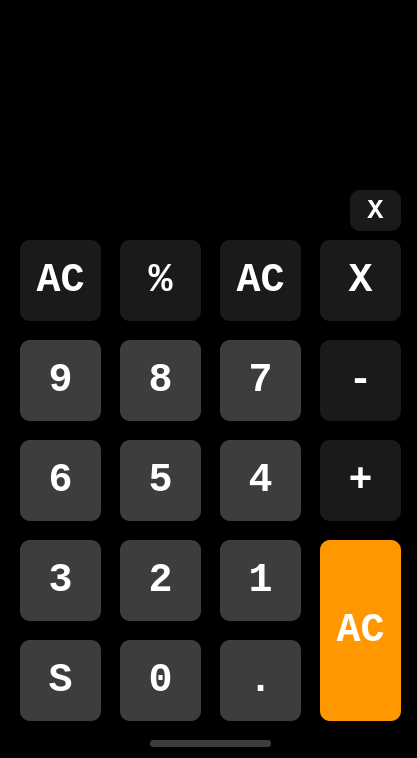
This is src/uixml/main_screen.ui in NelMatrix743/Dentaku-desktop as Qt 5 draws it before an edit. The edited form follows.
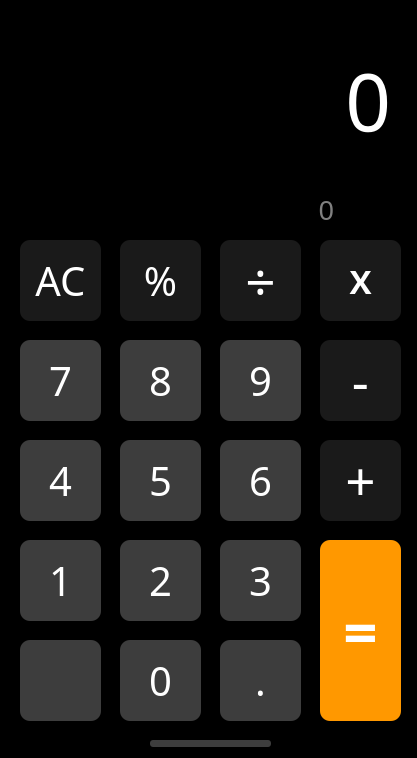
This is the edited form. Icons and pictures are not drawn.

Commit message: feat(ui): Finalize colors, icons, and fonts for buttons

The edit to the form file:
```diff
--- a/src/uixml/main_screen.ui
+++ b/src/uixml/main_screen.ui
@@ -49,8 +49,8 @@
     </property>
     <property name="font">
      <font>
-      <family>Consolas</family>
-      <pointsize>30</pointsize>
+      <family>SF Pro Rounded</family>
+      <pointsize>25</pointsize>
       <weight>75</weight>
       <bold>true</bold>
      </font>
@@ -75,10 +75,10 @@
     </property>
     <property name="font">
      <font>
-      <family>Consolas</family>
+      <family>SF Pro Rounded</family>
       <pointsize>30</pointsize>
-      <weight>75</weight>
-      <bold>true</bold>
+      <weight>50</weight>
+      <bold>false</bold>
      </font>
     </property>
     <property name="styleSheet">
@@ -101,10 +101,10 @@
     </property>
     <property name="font">
      <font>
-      <family>Consolas</family>
+      <family>SF Pro Rounded</family>
       <pointsize>30</pointsize>
-      <weight>75</weight>
-      <bold>true</bold>
+      <weight>50</weight>
+      <bold>false</bold>
      </font>
     </property>
     <property name="styleSheet">
@@ -127,10 +127,10 @@
     </property>
     <property name="font">
      <font>
-      <family>Consolas</family>
-      <pointsize>30</pointsize>
-      <weight>75</weight>
-      <bold>true</bold>
+      <family>SF Pro Rounded</family>
+      <pointsize>40</pointsize>
+      <weight>50</weight>
+      <bold>false</bold>
      </font>
     </property>
     <property name="styleSheet">
@@ -139,7 +139,7 @@
 border-radius: 10px;</string>
     </property>
     <property name="text">
-     <string>AC</string>
+     <string>÷</string>
     </property>
    </widget>
    <widget class="QPushButton" name="pushButton_8">
@@ -153,10 +153,10 @@
     </property>
     <property name="font">
      <font>
-      <family>Consolas</family>
+      <family>SF Pro Rounded</family>
       <pointsize>30</pointsize>
-      <weight>75</weight>
-      <bold>true</bold>
+      <weight>50</weight>
+      <bold>false</bold>
      </font>
     </property>
     <property name="styleSheet">
@@ -165,7 +165,7 @@
 border-radius: 10px;</string>
     </property>
     <property name="text">
-     <string>9</string>
+     <string>7</string>
     </property>
    </widget>
    <widget class="QPushButton" name="pushButton_9">
@@ -179,10 +179,10 @@
     </property>
     <property name="font">
      <font>
-      <family>Consolas</family>
+      <family>SF Pro Rounded</family>
       <pointsize>30</pointsize>
-      <weight>75</weight>
-      <bold>true</bold>
+      <weight>50</weight>
+      <bold>false</bold>
      </font>
     </property>
     <property name="styleSheet">
@@ -191,7 +191,7 @@
 border-radius: 10px;</string>
     </property>
     <property name="text">
-     <string>6</string>
+     <string>4</string>
     </property>
    </widget>
    <widget class="QPushButton" name="pushButton_10">
@@ -205,10 +205,10 @@
     </property>
     <property name="font">
      <font>
-      <family>Consolas</family>
+      <family>SF Pro Rounded</family>
       <pointsize>30</pointsize>
-      <weight>75</weight>
-      <bold>true</bold>
+      <weight>50</weight>
+      <bold>false</bold>
      </font>
     </property>
     <property name="styleSheet">
@@ -217,7 +217,7 @@
 border-radius: 10px;</string>
     </property>
     <property name="text">
-     <string>3</string>
+     <string>1</string>
     </property>
    </widget>
    <widget class="QPushButton" name="pushButton_11">
@@ -243,7 +243,17 @@
 border-radius: 10px;</string>
     </property>
     <property name="text">
-     <string>S</string>
+     <string/>
+    </property>
+    <property name="icon">
+     <iconset>
+      <normaloff>../../../../../Downloaded images/Icons/Plus-Minus Icons/iconizer-plus-minus_3.png</normaloff>../../../../../Downloaded images/Icons/Plus-Minus Icons/iconizer-plus-minus_3.png</iconset>
+    </property>
+    <property name="iconSize">
+     <size>
+      <width>50</width>
+      <height>50</height>
+     </size>
     </property>
    </widget>
    <widget class="QPushButton" name="pushButton_12">
@@ -257,10 +267,10 @@
     </property>
     <property name="font">
      <font>
-      <family>Consolas</family>
+      <family>SF Pro Rounded</family>
       <pointsize>30</pointsize>
-      <weight>75</weight>
-      <bold>true</bold>
+      <weight>50</weight>
+      <bold>false</bold>
      </font>
     </property>
     <property name="styleSheet">
@@ -283,10 +293,10 @@
     </property>
     <property name="font">
      <font>
-      <family>Consolas</family>
+      <family>SF Pro Rounded</family>
       <pointsize>30</pointsize>
-      <weight>75</weight>
-      <bold>true</bold>
+      <weight>50</weight>
+      <bold>false</bold>
      </font>
     </property>
     <property name="styleSheet">
@@ -295,7 +305,7 @@
 border-radius: 10px;</string>
     </property>
     <property name="text">
-     <string>7</string>
+     <string>9</string>
     </property>
    </widget>
    <widget class="QPushButton" name="pushButton_14">
@@ -309,10 +319,10 @@
     </property>
     <property name="font">
      <font>
-      <family>Consolas</family>
+      <family>SF Pro Rounded</family>
       <pointsize>30</pointsize>
-      <weight>75</weight>
-      <bold>true</bold>
+      <weight>50</weight>
+      <bold>false</bold>
      </font>
     </property>
     <property name="styleSheet">
@@ -335,10 +345,10 @@
     </property>
     <property name="font">
      <font>
-      <family>Consolas</family>
+      <family>SF Pro Rounded</family>
       <pointsize>30</pointsize>
-      <weight>75</weight>
-      <bold>true</bold>
+      <weight>50</weight>
+      <bold>false</bold>
      </font>
     </property>
     <property name="styleSheet">
@@ -347,7 +357,7 @@
 border-radius: 10px;</string>
     </property>
     <property name="text">
-     <string>4</string>
+     <string>6</string>
     </property>
    </widget>
    <widget class="QPushButton" name="pushButton_16">
@@ -361,10 +371,10 @@
     </property>
     <property name="font">
      <font>
-      <family>Consolas</family>
+      <family>SF Pro Rounded</family>
       <pointsize>30</pointsize>
-      <weight>75</weight>
-      <bold>true</bold>
+      <weight>50</weight>
+      <bold>false</bold>
      </font>
     </property>
     <property name="styleSheet">
@@ -387,10 +397,11 @@
     </property>
     <property name="font">
      <font>
-      <family>Consolas</family>
+      <family>SF Pro Rounded</family>
       <pointsize>30</pointsize>
-      <weight>75</weight>
-      <bold>true</bold>
+      <weight>50</weight>
+      <italic>false</italic>
+      <bold>false</bold>
      </font>
     </property>
     <property name="styleSheet">
@@ -399,7 +410,7 @@
 border-radius: 10px;</string>
     </property>
     <property name="text">
-     <string>1</string>
+     <string>3</string>
     </property>
    </widget>
    <widget class="QPushButton" name="pushButton_18">
@@ -413,10 +424,10 @@
     </property>
     <property name="font">
      <font>
-      <family>Consolas</family>
+      <family>SF Pro Rounded</family>
       <pointsize>30</pointsize>
-      <weight>75</weight>
-      <bold>true</bold>
+      <weight>50</weight>
+      <bold>false</bold>
      </font>
     </property>
     <property name="styleSheet">
@@ -439,10 +450,10 @@
     </property>
     <property name="font">
      <font>
-      <family>Consolas</family>
+      <family>SF Pro Rounded</family>
       <pointsize>30</pointsize>
-      <weight>75</weight>
-      <bold>true</bold>
+      <weight>50</weight>
+      <bold>false</bold>
      </font>
     </property>
     <property name="styleSheet">
@@ -465,10 +476,10 @@
     </property>
     <property name="font">
      <font>
-      <family>Consolas</family>
-      <pointsize>30</pointsize>
-      <weight>75</weight>
-      <bold>true</bold>
+      <family>SF Pro Rounded</family>
+      <pointsize>40</pointsize>
+      <weight>50</weight>
+      <bold>false</bold>
      </font>
     </property>
     <property name="styleSheet">
@@ -491,10 +502,10 @@
     </property>
     <property name="font">
      <font>
-      <family>Consolas</family>
-      <pointsize>30</pointsize>
-      <weight>75</weight>
-      <bold>true</bold>
+      <family>SF Pro Rounded</family>
+      <pointsize>40</pointsize>
+      <weight>50</weight>
+      <bold>false</bold>
      </font>
     </property>
     <property name="styleSheet">
@@ -517,8 +528,8 @@
     </property>
     <property name="font">
      <font>
-      <family>Consolas</family>
-      <pointsize>30</pointsize>
+      <family>SF Pro Rounded</family>
+      <pointsize>45</pointsize>
       <weight>75</weight>
       <bold>true</bold>
      </font>
@@ -529,7 +540,7 @@
 border-radius: 10px;</string>
     </property>
     <property name="text">
-     <string>AC</string>
+     <string>=</string>
     </property>
    </widget>
    <widget class="QPushButton" name="pushButton_23">
@@ -550,25 +561,50 @@
      </font>
     </property>
     <property name="styleSheet">
-     <string notr="true">background-color: #1A1A1A;
+     <string notr="true">background-color: transparent;
 color: #FFFFFF;
 border-radius: 10px;</string>
     </property>
     <property name="text">
-     <string>X</string>
+     <string/>
+    </property>
+    <property name="icon">
+     <iconset>
+      <normaloff>../../../../../Downloaded images/Icons/BackSpace Icons/iconizer-backspace_0.png</normaloff>../../../../../Downloaded images/Icons/BackSpace Icons/iconizer-backspace_0.png</iconset>
+    </property>
+    <property name="iconSize">
+     <size>
+      <width>40</width>
+      <height>40</height>
+     </size>
     </property>
    </widget>
    <widget class="QLabel" name="label">
     <property name="geometry">
      <rect>
       <x>20</x>
-      <y>200</y>
-      <width>321</width>
-      <height>21</height>
+      <y>190</y>
+      <width>331</width>
+      <height>41</height>
      </rect>
     </property>
+    <property name="font">
+     <font>
+      <family>Segoe UI Historic</family>
+      <pointsize>20</pointsize>
+      <weight>50</weight>
+      <bold>false</bold>
+     </font>
+    </property>
+    <property name="styleSheet">
+     <string notr="true">color: grey; 
+padding-right: 10;</string>
+    </property>
     <property name="text">
-     <string>TextLabel</string>
+     <string>0</string>
+    </property>
+    <property name="alignment">
+     <set>Qt::AlignRight|Qt::AlignTrailing|Qt::AlignVCenter</set>
     </property>
    </widget>
    <widget class="QLabel" name="label_2">
@@ -580,8 +616,34 @@
       <height>161</height>
      </rect>
     </property>
+    <property name="font">
+     <font>
+      <family>SF Pro Rounded</family>
+      <pointsize>60</pointsize>
+      <weight>50</weight>
+      <bold>false</bold>
+      <underline>false</underline>
+      <strikeout>false</strikeout>
+      <kerning>true</kerning>
+     </font>
+    </property>
+    <property name="layoutDirection">
+     <enum>Qt::LeftToRight</enum>
+    </property>
+    <property name="styleSheet">
+     <string notr="true">color: white;</string>
+    </property>
     <property name="text">
-     <string>TextLabel</string>
+     <string>0</string>
+    </property>
+    <property name="textFormat">
+     <enum>Qt::AutoText</enum>
+    </property>
+    <property name="alignment">
+     <set>Qt::AlignRight|Qt::AlignTrailing|Qt::AlignVCenter</set>
+    </property>
+    <property name="margin">
+     <number>0</number>
     </property>
    </widget>
    <widget class="QWidget" name="widget" native="true">
```
